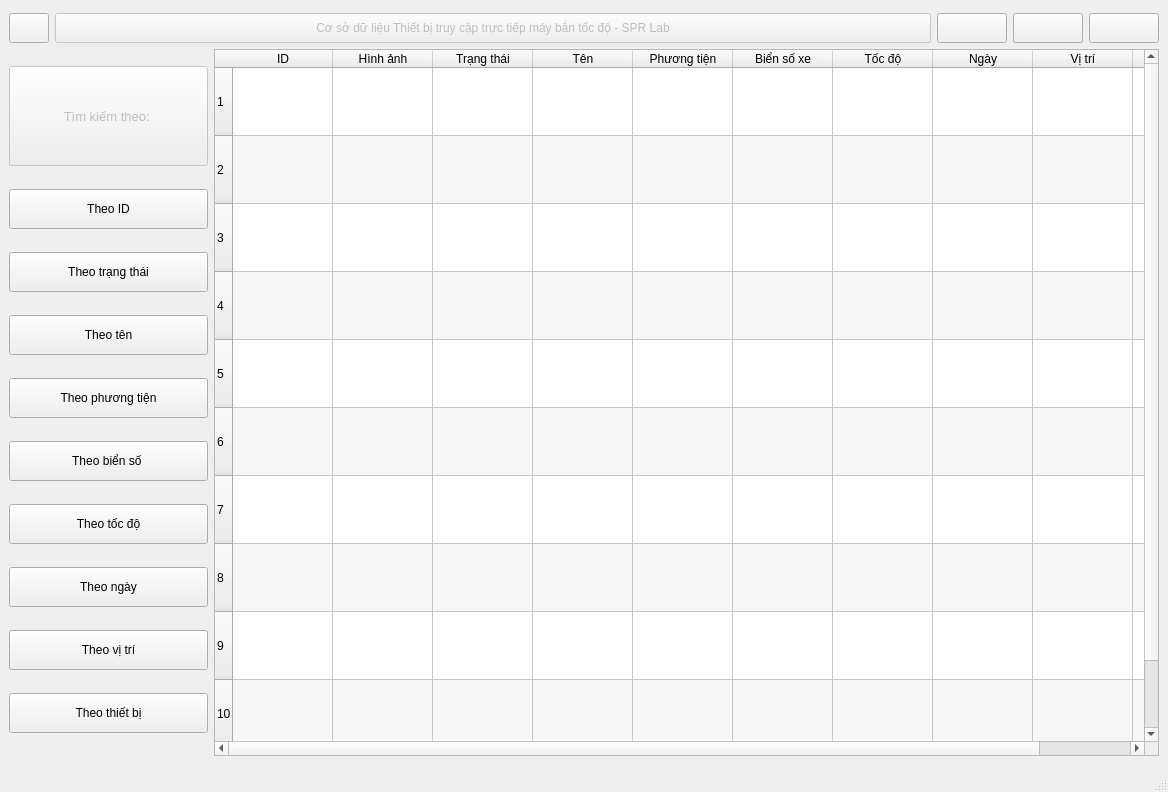
Qt form search.ui (holy36/SPEEDCAM) before a commit.
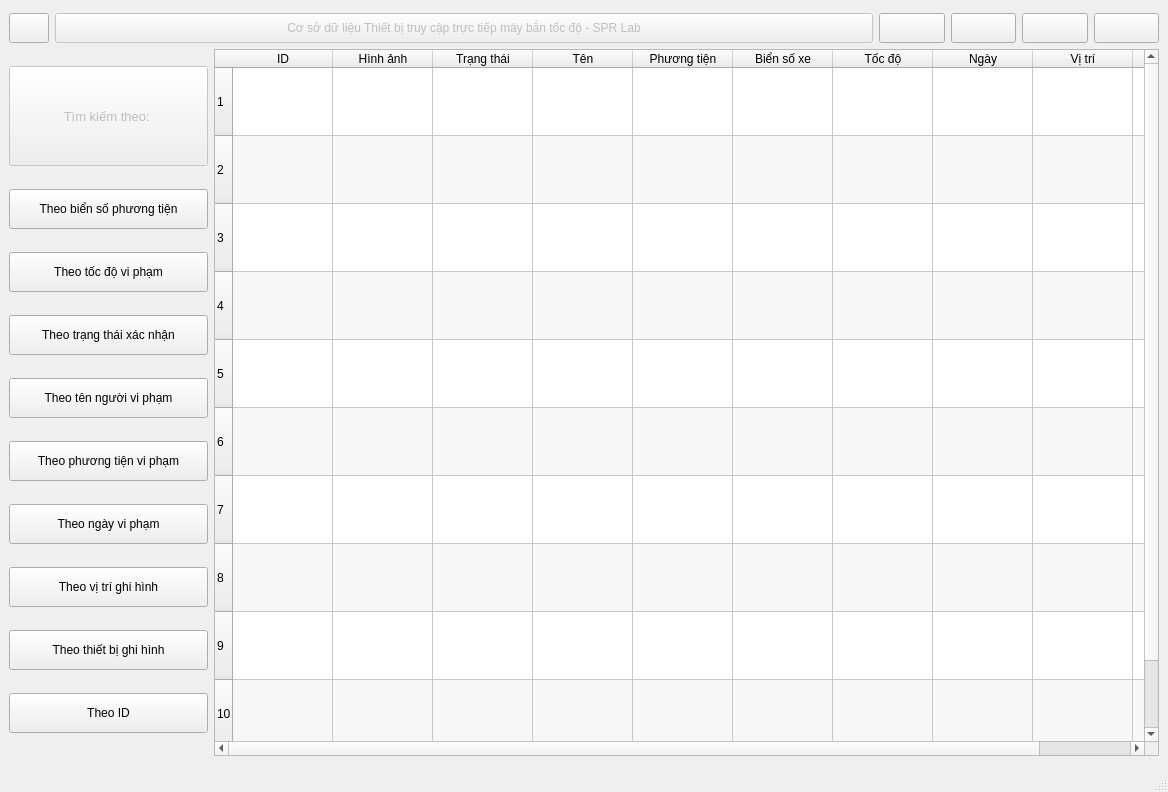
The same form after that commit.

```diff
--- a/search.ui
+++ b/search.ui
@@ -21,7 +21,7 @@
        <number>0</number>
       </property>
       <item>
-       <layout class="QHBoxLayout" name="horizontalLayout_2" stretch="0,25,2,2,2">
+       <layout class="QHBoxLayout" name="horizontalLayout_2" stretch="0,25,2,2,2,2">
         <item>
          <widget class="QPushButton" name="showall">
           <property name="minimumSize">
@@ -51,6 +51,19 @@
           </property>
          </widget>
         </item>
+        <item>
+         <widget class="QPushButton" name="instruction_button_search">
+          <property name="minimumSize">
+           <size>
+            <width>40</width>
+            <height>30</height>
+           </size>
+          </property>
+          <property name="text">
+           <string/>
+          </property>
+         </widget>
+        </item>
         <item>
          <widget class="QPushButton" name="minbuttonsearch">
           <property name="minimumSize">
@@ -93,7 +106,7 @@
        </layout>
       </item>
       <item>
-       <layout class="QHBoxLayout" name="horizontalLayout" stretch="2,10">
+       <layout class="QHBoxLayout" name="horizontalLayout" stretch="0,10">
         <item>
          <layout class="QVBoxLayout" name="verticalLayout">
           <item>
@@ -118,7 +131,7 @@
            </widget>
           </item>
           <item>
-           <widget class="QPushButton" name="byid">
+           <widget class="QPushButton" name="byplate">
             <property name="minimumSize">
              <size>
               <width>0</width>
@@ -126,7 +139,20 @@
              </size>
             </property>
             <property name="text">
-             <string>Theo ID</string>
+             <string>Theo biển số phương tiện</string>
+            </property>
+           </widget>
+          </item>
+          <item>
+           <widget class="QPushButton" name="byspeed">
+            <property name="minimumSize">
+             <size>
+              <width>0</width>
+              <height>40</height>
+             </size>
+            </property>
+            <property name="text">
+             <string>Theo tốc độ vi phạm</string>
             </property>
            </widget>
           </item>
@@ -139,7 +165,7 @@
              </size>
             </property>
             <property name="text">
-             <string>Theo trạng thái</string>
+             <string>Theo trạng thái xác nhận</string>
             </property>
            </widget>
           </item>
@@ -152,7 +178,7 @@
              </size>
             </property>
             <property name="text">
-             <string>Theo tên</string>
+             <string>Theo tên người vi phạm</string>
             </property>
            </widget>
           </item>
@@ -165,33 +191,7 @@
              </size>
             </property>
             <property name="text">
-             <string>Theo phương tiện</string>
-            </property>
-           </widget>
-          </item>
-          <item>
-           <widget class="QPushButton" name="byplate">
-            <property name="minimumSize">
-             <size>
-              <width>0</width>
-              <height>40</height>
-             </size>
-            </property>
-            <property name="text">
-             <string>Theo biển số </string>
-            </property>
-           </widget>
-          </item>
-          <item>
-           <widget class="QPushButton" name="byspeed">
-            <property name="minimumSize">
-             <size>
-              <width>0</width>
-              <height>40</height>
-             </size>
-            </property>
-            <property name="text">
-             <string>Theo tốc độ</string>
+             <string>Theo phương tiện vi phạm</string>
             </property>
            </widget>
           </item>
@@ -204,7 +204,7 @@
              </size>
             </property>
             <property name="text">
-             <string>Theo ngày</string>
+             <string>Theo ngày vi phạm</string>
             </property>
            </widget>
           </item>
@@ -217,7 +217,7 @@
              </size>
             </property>
             <property name="text">
-             <string>Theo vị trí</string>
+             <string>Theo vị trí ghi hình</string>
             </property>
            </widget>
           </item>
@@ -230,7 +230,20 @@
              </size>
             </property>
             <property name="text">
-             <string>Theo thiết bị</string>
+             <string>Theo thiết bị ghi hình</string>
+            </property>
+           </widget>
+          </item>
+          <item>
+           <widget class="QPushButton" name="byid">
+            <property name="minimumSize">
+             <size>
+              <width>0</width>
+              <height>40</height>
+             </size>
+            </property>
+            <property name="text">
+             <string>Theo ID</string>
             </property>
            </widget>
           </item>
```
